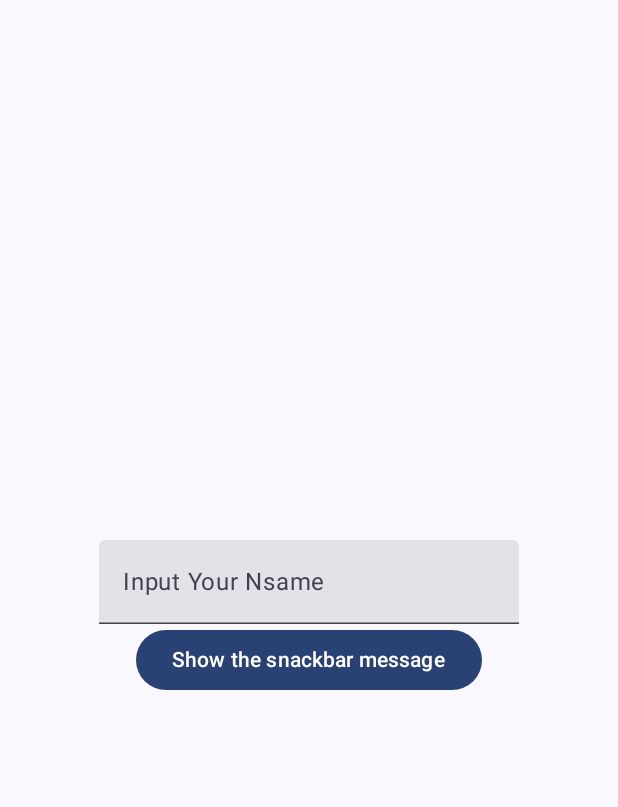
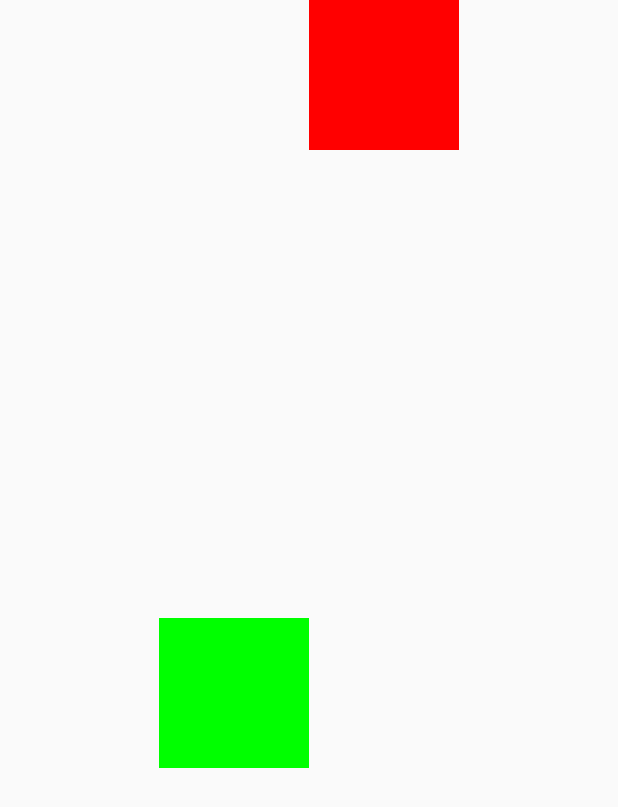
Before and after one commit to gedeastu/Jetpack_Compose_Drill, an Android app built with Jetpack Compose: the screen it shows after launch (MainActivity), on a phone screen of 412 x 824 dp. Shown: the top 807 px of the screen. Run offline under Robolectric (Android 15) with nearby library versions, the phone set to English and light mode, and no system bars; our stand-ins replace constraintlayout-compose; Roboto replaces fonts that are not available here.

Commit message:
update about ConstraintLayout

```diff
--- a/app/build.gradle.kts
+++ b/app/build.gradle.kts
@@ -50,7 +50,7 @@ android {
 }
 
 dependencies {
-
+    implementation("androidx.constraintlayout:constraintlayout-compose:1.0.1")
     implementation("androidx.core:core-ktx:1.9.0")
     implementation("androidx.lifecycle:lifecycle-runtime-ktx:2.6.2")
     implementation("androidx.activity:activity-compose:1.8.1")
--- a/app/src/main/java/com/example/main/MainActivity.kt
+++ b/app/src/main/java/com/example/main/MainActivity.kt
@@ -6,6 +6,7 @@ import android.widget.Toast
 import androidx.activity.ComponentActivity
 import androidx.activity.compose.setContent
 import androidx.compose.foundation.Image
+import androidx.compose.foundation.ScrollState
 import androidx.compose.foundation.background
 import androidx.compose.foundation.border
 import androidx.compose.foundation.clickable
@@ -19,6 +20,8 @@ import androidx.compose.foundation.layout.fillMaxWidth
 import androidx.compose.foundation.layout.height
 import androidx.compose.foundation.layout.padding
 import androidx.compose.foundation.layout.width
+import androidx.compose.foundation.lazy.LazyColumn
+import androidx.compose.foundation.lazy.itemsIndexed
 import androidx.compose.foundation.shape.RoundedCornerShape
 import androidx.compose.material3.Button
 import androidx.compose.material3.CardDefaults
@@ -36,7 +39,6 @@ import androidx.compose.runtime.Composable
 import androidx.compose.runtime.MutableState
 import androidx.compose.runtime.mutableStateOf
 import androidx.compose.runtime.remember
-import androidx.compose.runtime.rememberCoroutineScope
 import androidx.compose.ui.Alignment
 import androidx.compose.ui.ExperimentalComposeUiApi
 import androidx.compose.ui.Modifier
@@ -45,9 +47,7 @@ import androidx.compose.ui.graphics.Brush
 import androidx.compose.ui.graphics.Color
 import androidx.compose.ui.graphics.painter.Painter
 import androidx.compose.ui.layout.ContentScale
-import androidx.compose.ui.platform.LocalContext
-import androidx.compose.ui.platform.LocalFocusManager
-import androidx.compose.ui.platform.LocalSoftwareKeyboardController
+import androidx.compose.ui.layout.layoutId
 import androidx.compose.ui.platform.SoftwareKeyboardController
 import androidx.compose.ui.text.SpanStyle
 import androidx.compose.ui.text.TextStyle
@@ -62,6 +62,10 @@ import androidx.compose.ui.text.withStyle
 import androidx.compose.ui.tooling.preview.Preview
 import androidx.compose.ui.unit.dp
 import androidx.compose.ui.unit.sp
+import androidx.constraintlayout.compose.ChainStyle
+import androidx.constraintlayout.compose.ConstraintLayout
+import androidx.constraintlayout.compose.ConstraintSet
+import androidx.constraintlayout.compose.Dimension
 import com.example.main.ui.theme.MainTheme
 import kotlinx.coroutines.CoroutineScope
 import kotlinx.coroutines.launch
@@ -77,17 +81,45 @@ class MainActivity : ComponentActivity() {
             }
             MainTheme {
 
-                //Snackbar
-                SnackbarsTextFieldsButtons(
-                    snackbarHostState = remember {
-                        SnackbarHostState()
+                //ConstraintLayout
+                ConstraintLayouts(
+                    constraints = ConstraintSet {
+                        val greenBox = createRefFor("greenBox")
+                        val redBox = createRefFor("redBox")
+                        val guidelineFromTop = createGuidelineFromTop(0.5f)
+                        constrain(greenBox){
+                            top.linkTo(guidelineFromTop)
+                            start.linkTo(parent.start)
+                            width = Dimension.value(100.dp)
+                            height = Dimension.value(100.dp)
+                        }
+                        constrain(redBox){
+                            top.linkTo(parent.top)
+                            start.linkTo(greenBox.end)
+                            end.linkTo(parent.end)
+                            width = Dimension.value(100.dp)
+                            height = Dimension.value(100.dp)
+                        }
+                        createHorizontalChain(greenBox,redBox, chainStyle = ChainStyle.Packed)
+                        //createVerticalChain(greenBox,redBox)
                     },
-                    coroutine = rememberCoroutineScope(),
-                    context = LocalContext.current,
-                    textFieldState = textFieldState,
-                    keyboardController = LocalSoftwareKeyboardController.current,
-                    focusManager = LocalFocusManager.current
+                    modifier = Modifier
                 )
+
+                //Lists
+                //Lists(scrollState = rememberScrollState())
+
+                //Textfields, Buttons & Showing Snackbars
+                //                SnackbarsTextFieldsButtons(
+                //                    snackbarHostState = remember {
+                //                        SnackbarHostState()
+                //                    },
+                //                    coroutine = rememberCoroutineScope(),
+                //                    context = LocalContext.current,
+                //                    textFieldState = textFieldState,
+                //                    keyboardController = LocalSoftwareKeyboardController.current,
+                //                    focusManager = LocalFocusManager.current
+                //                )
 
                 //State Compose
                 //Column(Modifier.fillMaxSize(), horizontalAlignment = Alignment.CenterHorizontally, verticalArrangement = Arrangement.Center) {
@@ -297,7 +329,7 @@ fun SnackbarsTextFieldsButtons(
         }
         },
         modifier = Modifier.fillMaxSize(),
-        content = {
+        content = { it ->
             Column(
                 modifier = Modifier
                     .fillMaxSize()
@@ -310,7 +342,7 @@ fun SnackbarsTextFieldsButtons(
                     label = {
                         Text(text = "Input Your Nsame")
                     },
-                    onValueChange = {
+                    onValueChange = {it ->
                         textFieldState.value = it.toString()
                     }
                 )
@@ -336,6 +368,35 @@ fun SnackbarsTextFieldsButtons(
     )
 }
 
+//Lists
+@Composable
+fun Lists(scrollState:ScrollState){
+    //verticalScroll
+    //    Column(modifier = Modifier.verticalScroll(scrollState)) {
+    //        for (i in 1..50){
+    //            Text(text = "Item $i", modifier = Modifier.fillMaxSize())
+    //        }
+    //    }
+
+    //LazyColumn & ItemsIndexed
+    LazyColumn(){
+        itemsIndexed(
+            listOf("this","is","your","mental")
+        ){index, item ->
+            Text(text = "Item $item", modifier = Modifier.fillMaxSize())
+        }
+    }
+}
+
+//ConstraintLayout
+@Composable
+fun ConstraintLayouts(constraints: ConstraintSet, modifier: Modifier){
+    ConstraintLayout(constraints, modifier.fillMaxSize()) {
+        Box(modifier.background(Color.Green).layoutId("greenBox"))
+        Box(modifier.background(Color.Red).layoutId("redBox"))
+    }
+}
+
 
 
 @Preview(showBackground = true)
```
